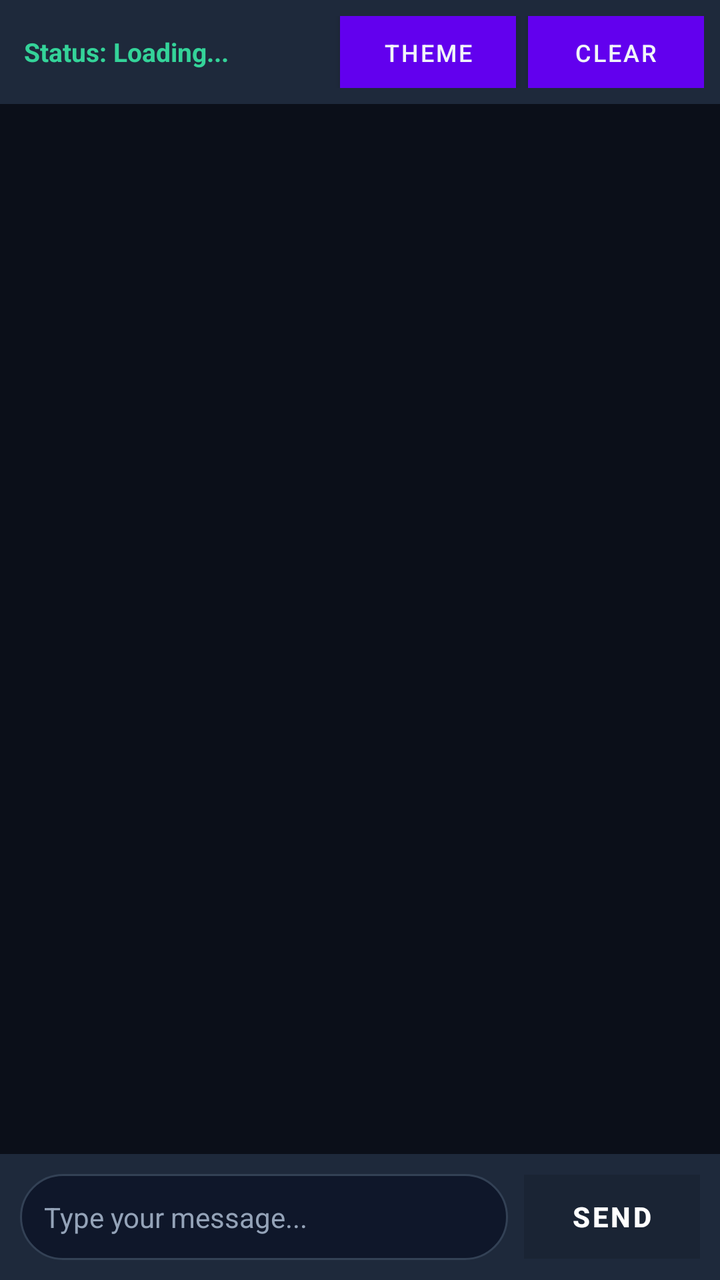
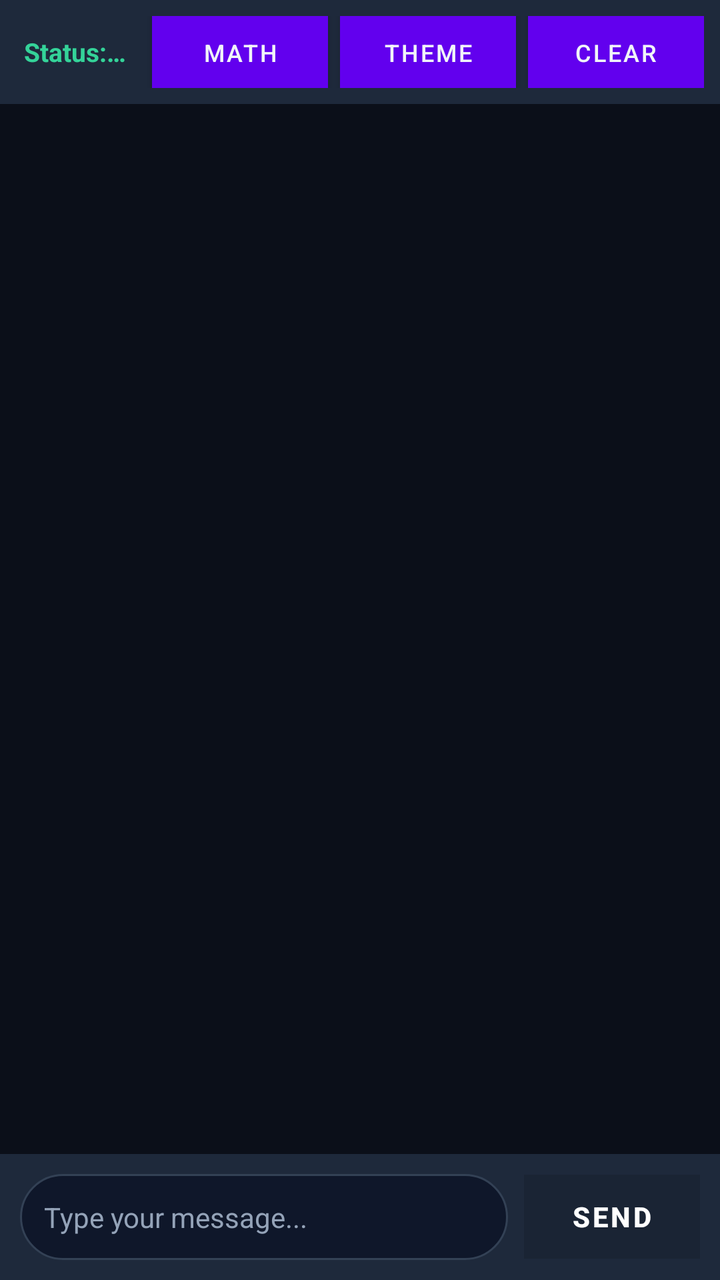

Before-and-after screenshots of an Android layout around one commit, followed by the original layout XML and the change that was made.
<!-- AndroidManifest.xml: application theme Theme.YourLocalAI -->
<!-- res/layout/activity_main.xml -->
<?xml version="1.0" encoding="utf-8"?>
<LinearLayout xmlns:android="http://schemas.android.com/apk/res/android"
    android:id="@+id/rootLayout"
    android:layout_width="match_parent"
    android:layout_height="match_parent"
    android:orientation="vertical"
    android:fitsSystemWindows="true"
    android:background="#0B0F19">

    
    <LinearLayout
        android:layout_width="match_parent"
        android:layout_height="wrap_content"
        android:orientation="horizontal"
        android:background="#1E293B"
        android:gravity="center_vertical"
        android:padding="8dp">

        <TextView
            android:id="@+id/tvStatus"
            android:layout_width="0dp"
            android:layout_height="wrap_content"
            android:layout_weight="1"
            android:layout_marginEnd="8dp"
            android:padding="4dp"
            android:text="Status: Loading..."
            android:textColor="#34D399"
            android:textSize="13sp"
            android:textStyle="bold"
            android:singleLine="true"
            android:ellipsize="end"
            android:maxLines="1"
            android:clickable="true"
            android:focusable="true" />

        <Button
            android:id="@+id/btnSettings"
            android:layout_width="wrap_content"
            android:layout_height="36dp"
            android:layout_marginEnd="6dp"
            android:background="#334155"
            android:paddingLeft="10dp"
            android:paddingRight="10dp"
            android:text="Theme"
            android:textColor="#F1F5F9"
            android:textSize="12sp" />

        <Button
            android:id="@+id/btnClear"
            android:layout_width="wrap_content"
            android:layout_height="36dp"
            android:text="Clear"
            android:textColor="#F1F5F9"
            android:textSize="12sp"
            android:background="#334155"
            android:paddingLeft="12dp"
            android:paddingRight="12dp" />
    </LinearLayout>

    
    <ScrollView
        android:id="@+id/scrollView"
        android:layout_width="match_parent"
        android:layout_height="0dp"
        android:layout_weight="1"
        android:fillViewport="true"
        android:padding="12dp">

        <LinearLayout
            android:id="@+id/chatContainer"
            android:layout_width="match_parent"
            android:layout_height="wrap_content"
            android:orientation="vertical" />
    </ScrollView>

    
    <LinearLayout
        android:layout_width="match_parent"
        android:layout_height="wrap_content"
        android:orientation="horizontal"
        android:gravity="center_vertical"
        android:padding="10dp"
        android:background="#1E293B">

        <EditText
            android:id="@+id/etInput"
            android:layout_width="0dp"
            android:layout_height="wrap_content"
            android:layout_weight="1"
            android:hint="Type your message..."
            android:textColor="#FFFFFF"
            android:textColorHint="#94A3B8"
            android:maxLines="3"
            android:inputType="textMultiLine"
            android:textSize="14sp"
            android:background="@drawable/bg_input_box"
            android:padding="12dp" />

        <Button
            android:id="@+id/btnSend"
            android:layout_width="wrap_content"
            android:layout_height="42dp"
            android:layout_marginStart="8dp"
            android:text="Send"
            android:textColor="#FFFFFF"
            android:textStyle="bold"
            android:background="#2563EB"
            android:enabled="false"
            android:paddingLeft="16dp"
            android:paddingRight="16dp" />
    </LinearLayout>

</LinearLayout>
<!-- resources referenced by this layout -->
<resources>
  <!-- drawable bg_input_box (drawable) -->
  <?xml version="1.0" encoding="utf-8"?>
  <shape xmlns:android="http://schemas.android.com/apk/res/android"
      android:shape="rectangle">
      <solid android:color="#0F172A"/>
      <stroke android:width="1dp" android:color="#334155"/>
      <corners android:radius="24dp"/>
  </shape>
  <style name="Theme.YourLocalAI" parent="Theme.MaterialComponents.DayNight.DarkActionBar">
          
          <item name="colorPrimary">@color/purple_500</item>
          <item name="colorPrimaryVariant">@color/purple_700</item>
          <item name="colorOnPrimary">@color/white</item>
          
          <item name="colorSecondary">@color/teal_200</item>
          <item name="colorSecondaryVariant">@color/teal_700</item>
          <item name="colorOnSecondary">@color/black</item>
          
          <item name="android:statusBarColor">?attr/colorPrimaryVariant</item>
          
      </style>
  <color name="purple_500">#FF6200EE</color>
  <color name="purple_700">#FF3700B3</color>
  <color name="white">#FFFFFFFF</color>
  <color name="teal_200">#FF03DAC5</color>
  <color name="teal_700">#FF018786</color>
  <color name="black">#FF000000</color>
</resources>

<!-- the commit's change to res/layout/activity_main.xml (unified diff, before → after) -->
@@ -32,6 +32,18 @@
             android:maxLines="1"
             android:clickable="true"
             android:focusable="true" />
+
+        <Button
+            android:id="@+id/btnMath"
+            android:layout_width="wrap_content"
+            android:layout_height="36dp"
+            android:layout_marginEnd="6dp"
+            android:background="#334155"
+            android:paddingLeft="10dp"
+            android:paddingRight="10dp"
+            android:text="Math"
+            android:textColor="#F1F5F9"
+            android:textSize="12sp" />
 
         <Button
             android:id="@+id/btnSettings"
<!-- resource entries referenced after the edit -->
@@ -19,7 +19,6 @@
           <item name="colorOnSecondary">@color/black</item>
           
           <item name="android:statusBarColor">?attr/colorPrimaryVariant</item>
-          
       </style>
   <color name="purple_500">#FF6200EE</color>
   <color name="purple_700">#FF3700B3</color>
